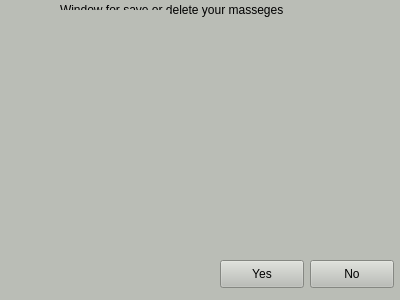
This is Freechat/duinterface.ui in bogdyname/Freechat-Windows as Qt 5 draws it before an edit. The edited form follows.
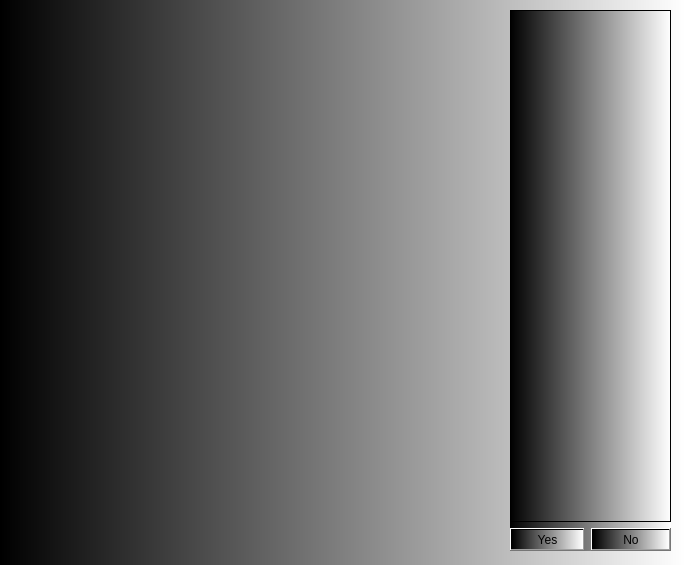
This is the edited form.

Diff of the .ui file:
```diff
--- a/Freechat/duinterface.ui
+++ b/Freechat/duinterface.ui
@@ -6,68 +6,44 @@
    <rect>
     <x>0</x>
     <y>0</y>
-    <width>400</width>
-    <height>300</height>
+    <width>684</width>
+    <height>565</height>
    </rect>
   </property>
   <property name="windowTitle">
    <string>Form</string>
   </property>
   <property name="styleSheet">
-   <string notr="true">background-color: rgb(186, 189, 182);</string>
+   <string notr="true">background-color: qlineargradient(spread:pad, x1:0, y1:0, x2:1, y2:0, stop:0 rgba(0, 0, 0, 255), stop:1 rgba(255, 255, 255, 255));</string>
   </property>
-  <widget class="QPushButton" name="checkUserChooseYes">
+  <widget class="QWidget" name="formLayoutWidget">
    <property name="geometry">
     <rect>
-     <x>220</x>
-     <y>260</y>
-     <width>84</width>
-     <height>28</height>
-    </rect>
-   </property>
-   <property name="text">
-    <string>Yes</string>
-   </property>
-  </widget>
-  <widget class="QPushButton" name="checkUserChooseNo">
-   <property name="geometry">
-    <rect>
-     <x>310</x>
-     <y>260</y>
-     <width>84</width>
-     <height>28</height>
-    </rect>
-   </property>
-   <property name="text">
-    <string>No</string>
-   </property>
-  </widget>
-  <widget class="QLabel" name="SaveLabel">
-   <property name="geometry">
-    <rect>
-     <x>60</x>
-     <y>0</y>
-     <width>281</width>
-     <height>20</height>
-    </rect>
-   </property>
-   <property name="styleSheet">
-    <string notr="true"/>
-   </property>
-   <property name="text">
-    <string>Window for save or delete your masseges</string>
-   </property>
-  </widget>
-  <widget class="QWidget" name="verticalLayoutWidget">
-   <property name="geometry">
-    <rect>
-     <x>10</x>
+     <x>510</x>
      <y>10</y>
-     <width>160</width>
-     <height>80</height>
+     <width>161</width>
+     <height>541</height>
     </rect>
    </property>
-   <layout class="QVBoxLayout" name="verticalLayout"/>
+   <layout class="QFormLayout" name="formLayout">
+    <item row="2" column="1">
+     <widget class="QPushButton" name="checkUserChooseNo">
+      <property name="text">
+       <string>No</string>
+      </property>
+     </widget>
+    </item>
+    <item row="2" column="0">
+     <widget class="QPushButton" name="checkUserChooseYes">
+      <property name="text">
+       <string>Yes</string>
+      </property>
+     </widget>
+    </item>
+    <item row="1" column="0" colspan="2">
+     <widget class="QListWidget" name="listWithDataSave"/>
+    </item>
+   </layout>
   </widget>
  </widget>
  <resources/>
```
